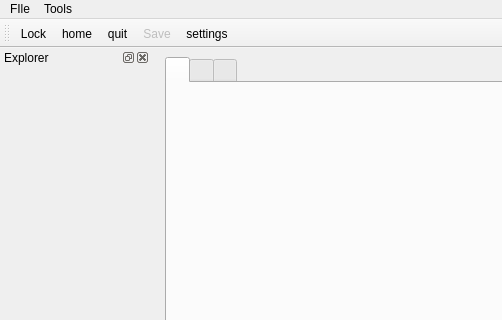
Before: the Qt Designer form python_modules/main_view/main_window.ui in cyril711/git-MythicWar, drawn with Qt 5; both pictures show x 0 to 502 and y 0 to 320 of the 915 by 875 pixel window.
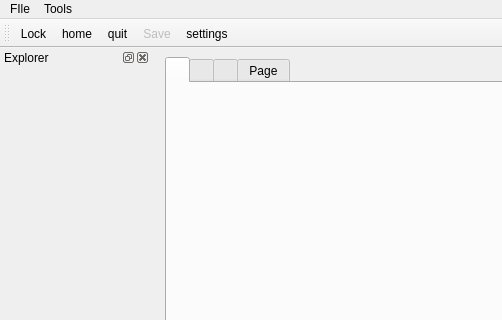
After: the same form once the commit is applied. The open tabs and pages were chosen to show the change. Icons and pictures are not drawn.

Patch:
```diff
--- a/python_modules/main_view/main_window.ui
+++ b/python_modules/main_view/main_window.ui
@@ -68,6 +68,11 @@
        </attribute>
        <layout class="QHBoxLayout" name="w_layout"/>
       </widget>
+      <widget class="QWidget" name="tab">
+       <attribute name="title">
+        <string>Page</string>
+       </attribute>
+      </widget>
      </widget>
     </item>
    </layout>
```
Left out of the diff: 30 changed lines with no effect on the pictures.
